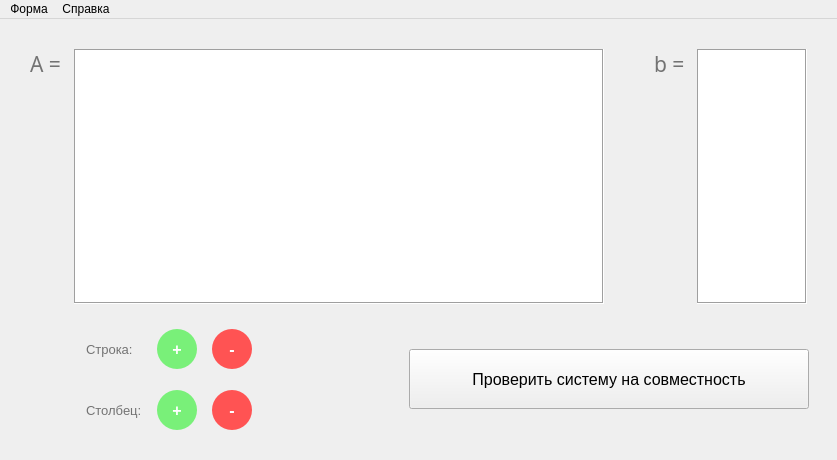
Old version of the form ui/MainWindow.ui in the repository md3sIam/Desicion_making_alt.
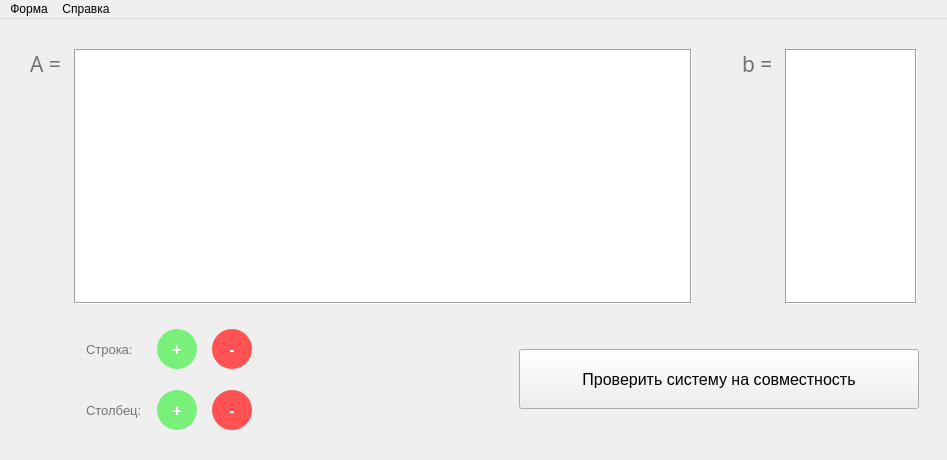
New version of the form.

Commit message: fully working ui, todo ux

Diff of the .ui file:
```diff
--- a/ui/MainWindow.ui
+++ b/ui/MainWindow.ui
@@ -6,7 +6,7 @@
    <rect>
     <x>0</x>
     <y>0</y>
-    <width>837</width>
+    <width>947</width>
     <height>460</height>
    </rect>
   </property>
@@ -563,7 +563,7 @@
     <rect>
      <x>0</x>
      <y>0</y>
-     <width>837</width>
+     <width>947</width>
      <height>29</height>
     </rect>
    </property>
```
The commit also changes 3 other files.
